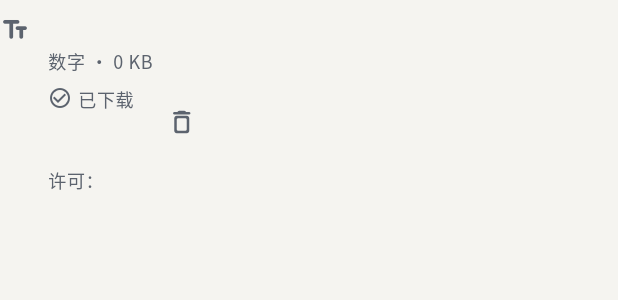
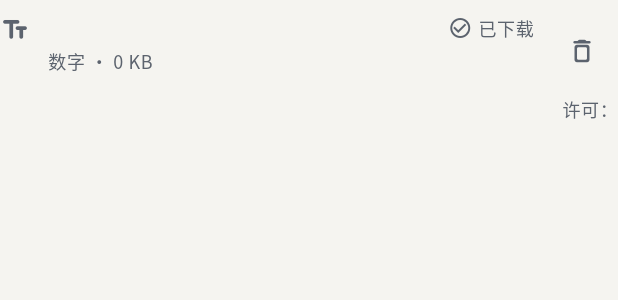
Before and after one commit to jiuxina/ying, a Flutter app: the _CatalogFontTile widget shown alone on an empty page, opened directly with empty values, on a phone screen of 412 x 824 dp. Shown: the top 300 px of the screen. Run offline on Flutter 3.47's test engine with Material 3 defaults, Android fonts, the phone set to English and light mode, and no system bars; our stand-ins replace file_picker, flutter_local_notifications, flutter_riverpod, flutter_timezone, image_cropper, image_picker and 2 more; missing offline and left inert: home_widget, lunar; accounts and stored records are empty; network calls fail; Roboto replaces fonts that are missing (PingFang SC); statements that could not run were skipped.

Commit message:
feat(ui): right-align font download and show single widget preview

```diff
--- a/lib/ui/font_library_page.dart
+++ b/lib/ui/font_library_page.dart
@@ -460,10 +460,18 @@
                     color: scheme.onSurfaceVariant,
                   ),
                 ),
-                const SizedBox(height: 8),
+              ],
+            ),
+          ),
+          const SizedBox(width: 12),
+          Column(
+            crossAxisAlignment: CrossAxisAlignment.end,
+            mainAxisSize: MainAxisSize.min,
+            children: [
               Wrap(
                 spacing: 8,
                 runSpacing: 8,
+                alignment: WrapAlignment.end,
                 children: [
                   AnimatedSwitcher(
                     duration: motionDuration(context, AppMotion.state),
@@ -539,13 +547,13 @@
                 const SizedBox(height: 6),
                 Text(
                   '许可：${entry.licenseName}',
+                  textAlign: TextAlign.end,
                   style: Theme.of(context).textTheme.bodySmall?.copyWith(
                     color: scheme.onSurfaceVariant,
                   ),
                 ),
               ],
             ],
-            ),
           ),
         ],
       ),
```
Also changed, not shown: lib/ui/widget_preview_section.dart (+5 -43 lines), 2 other files. Lines whose indentation alone changed are shown as unchanged.
